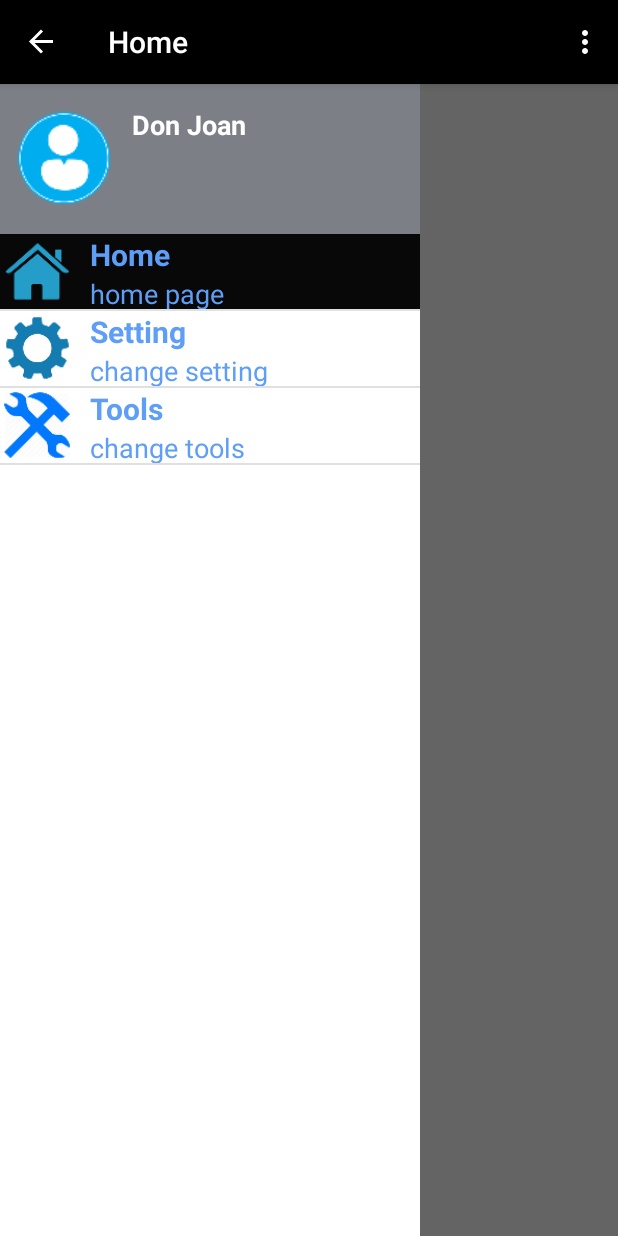
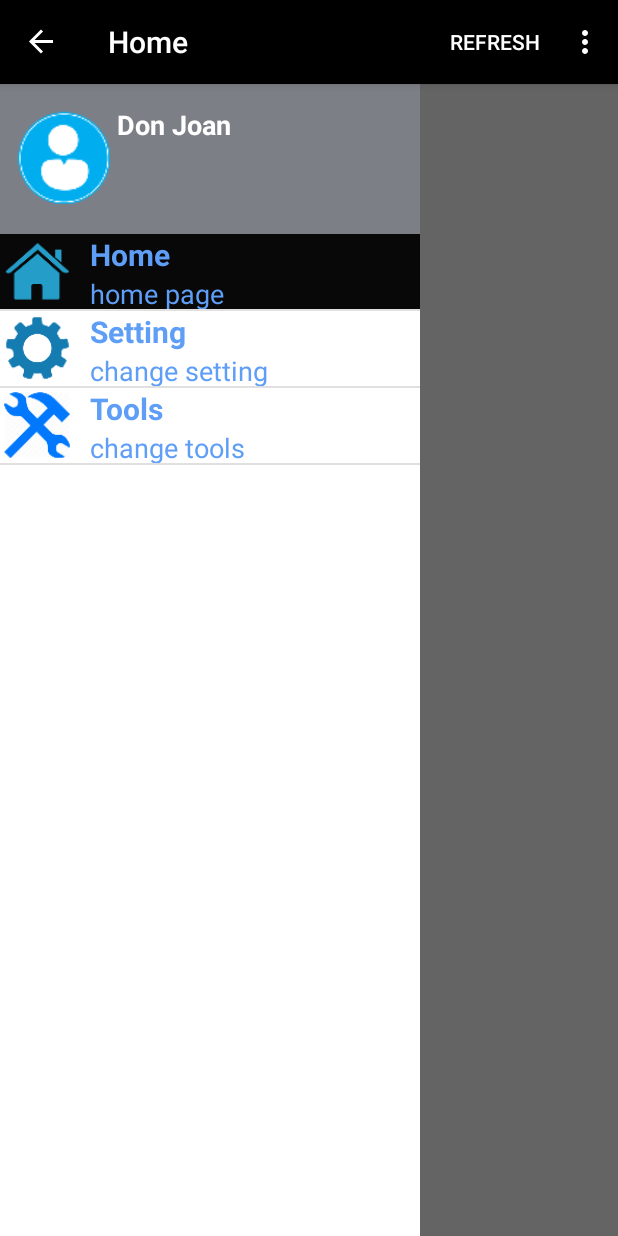
Before and after one commit to dekel2003/matchUp, an Android app: the screen it shows after launch (MainActivity), with the side drawer open, on a phone screen of 412 x 824 dp. Run offline under Robolectric (Android 15) with nearby library versions, the phone set to English and light mode, and no system bars; 2 statements that could not run were skipped.

Commit message:
first revision.

```diff
--- a/UI2/app/src/main/res/drawable/background.xml
+++ b/UI2/app/src/main/res/drawable/background.xml
@@ -1,7 +1,7 @@
 <?xml version="1.0" encoding="utf-8"?>
 <selector xmlns:android="http://schemas.android.com/apk/res/android">
-    <item android:state_pressed="true" android:drawable="@drawable/activate"></item>
-    <item android:state_focused="true" android:drawable="@drawable/activate"></item>
-    <item android:state_activated="true" android:drawable="@drawable/activate"></item>
-    <item  android:drawable="@drawable/unactivate"></item>
+    <item android:state_pressed="true" android:drawable="@drawable/activate"/>
+    <item android:state_focused="true" android:drawable="@drawable/activate"/>
+    <item android:state_activated="true" android:drawable="@drawable/activate"/>
+    <item  android:drawable="@drawable/unactivate"/>
 </selector>
--- a/UI2/app/src/main/res/layout/activity_main.xml
+++ b/UI2/app/src/main/res/layout/activity_main.xml
@@ -6,7 +6,7 @@
 <RelativeLayout
     android:id="@+id/main_content"
     android:layout_width="match_parent"
-    android:layout_height="match_parent"></RelativeLayout>
+    android:layout_height="match_parent"/>
 
 <RelativeLayout
     android:id="@+id/drawer_pane"
@@ -23,16 +23,12 @@
         android:background="@color/material_blue_gery_800">
         <ImageView
             android:id="@+id/icon"
+            android:contentDescription="profile picture"
             android:layout_width="70dp"
             android:layout_height="70dp"
             android:layout_marginLeft="8dp"
+            android:layout_marginStart="8dp"
             android:background="@mipmap/profile"/>
-        <LinearLayout
-            android:layout_width="wrap_content"
-            android:layout_height="wrap_content"
-            android:orientation="vertical"
-            android:layout_toRightOf="@+id/icon"
-            android:layout_marginLeft="10dp">
 
         <TextView
             android:layout_width="wrap_content"
@@ -41,8 +37,9 @@
             android:textColor="#fff"
             android:textStyle="bold"
             android:textSize="18dp"
+            android:layout_toRightOf="@+id/icon"
+            android:layout_toEndOf="@+id/icon"
             />
-        </LinearLayout>
 
     </RelativeLayout>
     <ListView
@@ -51,6 +48,6 @@
         android:layout_height="match_parent"
         android:layout_below="@+id/profile_box"
         android:choiceMode="singleChoice"
-        android:background="#ffffff"></ListView>
+        android:background="#ffffff"/>
 </RelativeLayout>
 </android.support.v4.widget.DrawerLayout >
--- a/UI2/app/src/main/res/menu/main.xml
+++ b/UI2/app/src/main/res/menu/main.xml
@@ -1,11 +1,12 @@
 <?xml version="1.0" encoding="utf-8"?>
-<menu xmlns:android="http://schemas.android.com/apk/res/android">
+<menu xmlns:android="http://schemas.android.com/apk/res/android"
+    xmlns:app="http://schemas.android.com/apk/res-auto">
 
 
         <item
             android:id="@+id/action_refresh"
             android:orderInCategory="100"
-            android:showAsAction="always"
+            app:showAsAction="always"
 
             android:title="Refresh"/>
         <item
```
Also changed, not shown: 2 other files. Lines whose indentation alone changed are shown as unchanged.
